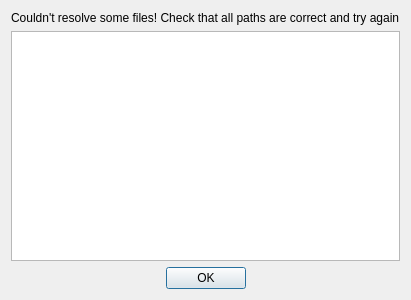
Above: gudpy/gui/widgets/ui_files/missingFilesDialog.ui from disorderedmaterials/GudPy before the change. Below: the same form after it.
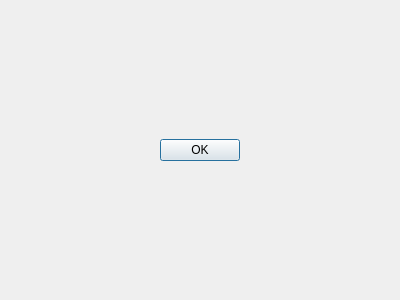
That is the form after the change.

Commit message: Updating missing files dialog to include missing fields

```diff
--- a/gudpy/gui/widgets/ui_files/missingFilesDialog.ui
+++ b/gudpy/gui/widgets/ui_files/missingFilesDialog.ui
@@ -18,14 +18,7 @@
   </property>
   <layout class="QVBoxLayout" name="verticalLayout">
    <item>
-    <widget class="QLabel" name="label">
-     <property name="text">
-      <string>Couldn't resolve some files! Check that all paths are correct and try again</string>
-     </property>
-    </widget>
-   </item>
-   <item>
-    <widget class="QListWidget" name="missingFilesList"/>
+    <layout class="QVBoxLayout" name="missingSectionsLayout" />
    </item>
    <item>
     <widget class="QDialogButtonBox" name="buttonBox">
```
The commit also changes 5 other files.
